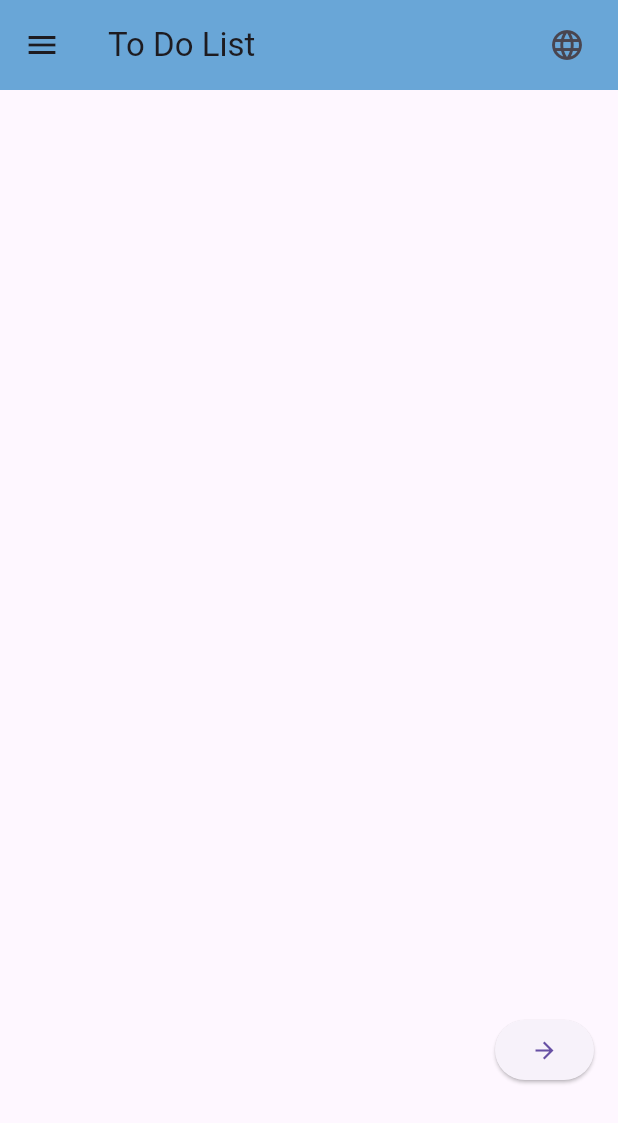
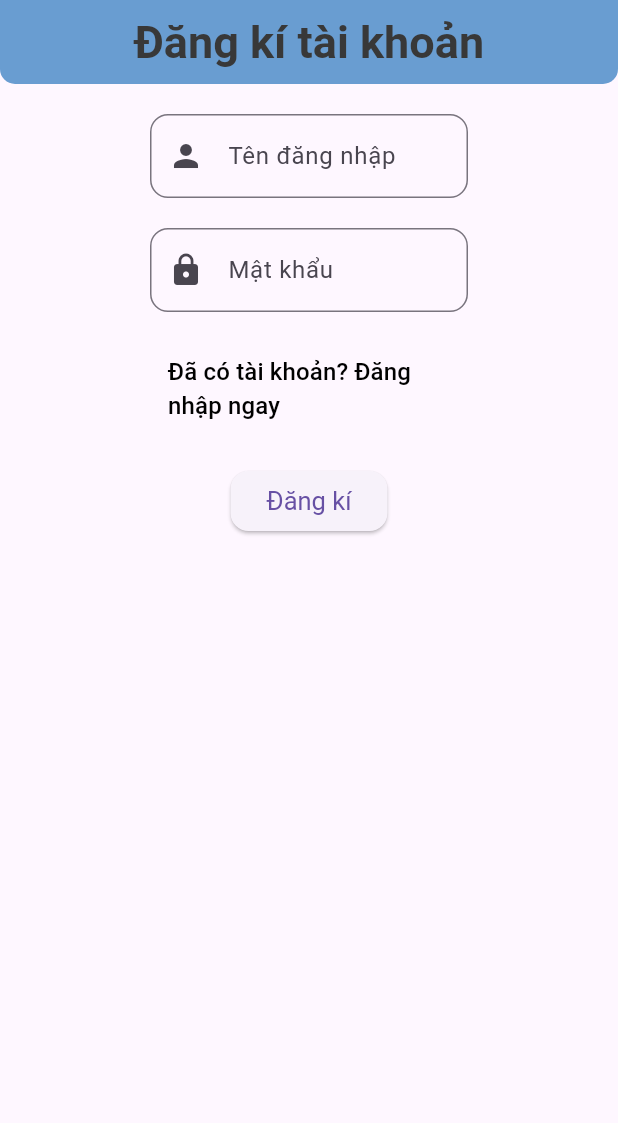
Before and after one commit to VDgit03/2025_LTTBDD_N04_Nhom_12, a Flutter app: the screen it shows after launch, on a phone screen of 412 x 824 dp. Shown: the top 1123 px of the screen. Run offline on Flutter 3.47's test engine with Material 3 defaults, Android fonts, the phone set to English and light mode, and no system bars.

Commit message:
thêm file login và xong file register

```diff
--- /dev/null
+++ b/lib/auth/register.dart
@@ -0,0 +1,103 @@
+import 'package:flutter/material.dart';
+import 'login.dart';
+
+//biến toàn cục để lưu username, password
+String? savedUS;
+String? savedPW;
+
+class Register extends StatefulWidget {
+  const Register({super.key});
+
+  @override
+  State<Register> createState() => _RegisterState();
+}
+
+class _RegisterState extends State<Register> {
+  final USController = TextEditingController();
+  final PWController = TextEditingController();
+
+  void register() {
+    setState(() {
+      savedUS = USController.text;
+      savedPW = PWController.text;
+    });
+
+    ScaffoldMessenger.of(
+      context,
+    ).showSnackBar(const SnackBar(content: Text('Đăng kí thành công')));
+
+    Navigator.push(context, MaterialPageRoute(builder: (context) => Login()));
+  }
+
+  @override
+  Widget build(BuildContext context) {
+    return Scaffold(
+      appBar: AppBar(
+        title: Text('Đăng kí tài khoản'),
+        centerTitle: true,
+        backgroundColor: Color.fromARGB(255, 105, 166, 215),
+        elevation: 6,
+        titleTextStyle: TextStyle(
+          fontSize: 30,
+          fontWeight: FontWeight.bold,
+          color: const Color.fromARGB(255, 56, 56, 56),
+        ),
+        shape: RoundedRectangleBorder(
+          borderRadius: BorderRadius.vertical(bottom: Radius.circular(10)),
+        ),
+      ),
+      body: Padding(
+        padding: EdgeInsets.only(left: 100, right: 100, top: 20),
+        child: Column(
+          children: [
+            TextField(
+              controller: USController,
+              decoration: InputDecoration(
+                labelText: 'Tên đăng nhập',
+                prefixIcon: Icon(Icons.person),
+                border: OutlineInputBorder(
+                  borderRadius: BorderRadius.circular(12),
+                ),
+              ),
+            ),
+            SizedBox(height: 20),
+            TextField(
+              controller: PWController,
+              decoration: InputDecoration(
+                labelText: 'Mật khẩu',
+                prefixIcon: Icon(Icons.lock),
+                border: OutlineInputBorder(
+                  borderRadius: BorderRadius.circular(12),
+                ),
+              ),
+            ),
+            SizedBox(height: 20),
+            TextButton(
+              onPressed: () {
+                Navigator.pushReplacement(
+                  context,
+                  MaterialPageRoute(builder: (context) => const Login()),
+                );
+              },
+              child: const Text(
+                'Đã có tài khoản? Đăng nhập ngay',
+                style: TextStyle(fontSize: 16, color: Colors.black),
+              ),
+            ),
+            SizedBox(height: 20),
+            ElevatedButton(
+              onPressed: register,
+              style: ElevatedButton.styleFrom(
+                textStyle: TextStyle(fontSize: 17),
+                shape: RoundedRectangleBorder(
+                  borderRadius: BorderRadius.circular(12),
+                ),
+              ),
+              child: Text('Đăng kí', style: TextStyle(fontSize: 17)),
+            ),
+          ],
+        ),
+      ),
+    );
+  }
+}
--- a/lib/homepage.dart
+++ b/lib/homepage.dart
@@ -1,5 +1,5 @@
 import 'package:flutter/material.dart';
-import 'navigation.dart';
+import 'nav.dart';
 import 'dashboard.dart';
 
 class Homepage extends StatelessWidget {
@@ -58,7 +58,7 @@ class Homepage extends StatelessWidget {
         ),
       ),
       body: const SingleChildScrollView(
-        child: Column(children: [dashboard(), navigation_dashboard()]),
+        child: Column(children: [dashboard(), nav_homepage()]),
       ),
     );
   }
--- a/lib/main.dart
+++ b/lib/main.dart
@@ -1,6 +1,6 @@
 import 'package:flutter/material.dart';
-import 'package:mobile_ck/dashboard.dart';
-import 'homepage.dart';
+
+import 'auth/register.dart';
 
 void main() {
   runApp(const MyApp());
@@ -15,7 +15,7 @@ class MyApp extends StatelessWidget {
       debugShowCheckedModeBanner: false,
       title: 'To do list',
       theme: ThemeData(primarySwatch: Colors.blue),
-      home: Homepage(),
+      home: Register(),
     );
   }
 }
```
Also changed, not shown: lib/auth/login.dart (added, +15 -0 lines), lib/nav.dart (renamed from lib/navigation.dart, +11 -2 lines).
